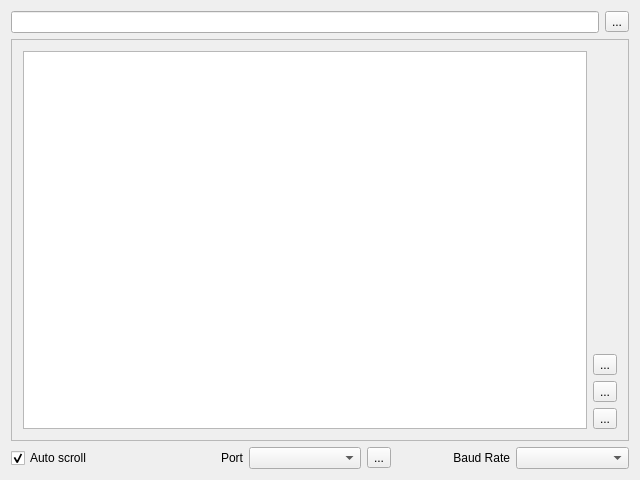
Before: the Qt Designer form src/mainwindow.ui in wio/wserial, drawn with Qt 5.
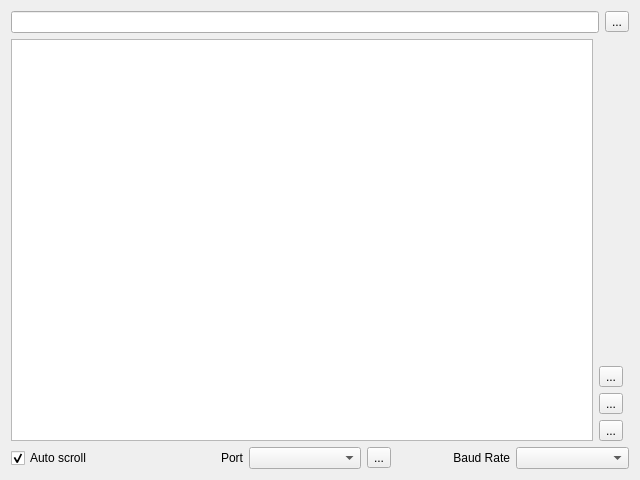
After: the same form once the commit is applied. Icons and pictures are not drawn.

Commit message: Change thread implementation, improve plotter graph fitting

```diff
--- a/src/mainwindow.ui
+++ b/src/mainwindow.ui
@@ -17,7 +17,80 @@
    <layout class="QGridLayout" name="gridLayout_2">
     <item row="1" column="0">
      <layout class="QGridLayout" name="gridLayout">
-      <item row="0" column="0" colspan="5">
+      <item row="1" column="0">
+       <layout class="QHBoxLayout" name="horizontalLayout">
+        <item>
+         <widget class="QPlainTextEdit" name="plainTextEdit">
+          <property name="readOnly">
+           <bool>true</bool>
+          </property>
+         </widget>
+        </item>
+        <item>
+         <layout class="QVBoxLayout" name="verticalLayout">
+          <item>
+           <spacer name="verticalSpacer">
+            <property name="orientation">
+             <enum>Qt::Vertical</enum>
+            </property>
+            <property name="sizeHint" stdset="0">
+             <size>
+              <width>20</width>
+              <height>40</height>
+             </size>
+            </property>
+           </spacer>
+          </item>
+          <item>
+           <widget class="QToolButton" name="plotterButton">
+            <property name="text">
+             <string>...</string>
+            </property>
+            <property name="icon">
+             <iconset theme="applications-graphics">
+              <normaloff>.</normaloff>.</iconset>
+            </property>
+            <property name="checkable">
+             <bool>true</bool>
+            </property>
+           </widget>
+          </item>
+          <item>
+           <widget class="QToolButton" name="clearButton">
+            <property name="toolTip">
+             <string>Clear output</string>
+            </property>
+            <property name="text">
+             <string>...</string>
+            </property>
+            <property name="icon">
+             <iconset theme="edit-clear">
+              <normaloff>.</normaloff>.</iconset>
+            </property>
+           </widget>
+          </item>
+          <item>
+           <widget class="QToolButton" name="monitorButton">
+            <property name="toolTip">
+             <string>Monitor input</string>
+            </property>
+            <property name="text">
+             <string>...</string>
+            </property>
+            <property name="icon">
+             <iconset theme="network-receive">
+              <normaloff>.</normaloff>.</iconset>
+            </property>
+            <property name="checkable">
+             <bool>true</bool>
+            </property>
+           </widget>
+          </item>
+         </layout>
+        </item>
+       </layout>
+      </item>
+      <item row="0" column="0" colspan="2">
        <layout class="QHBoxLayout" name="horizontalLayout_2">
         <item>
          <widget class="QLineEdit" name="lineEdit">
@@ -42,7 +115,7 @@
         </item>
        </layout>
       </item>
-      <item row="3" column="0" colspan="5">
+      <item row="3" column="0" colspan="2">
        <layout class="QHBoxLayout" name="horizontalLayout_4">
         <item>
          <widget class="QCheckBox" name="autoScroll">
@@ -100,94 +173,6 @@
         </item>
        </layout>
       </item>
-      <item row="1" column="0" colspan="5">
-       <widget class="QScrollArea" name="scrollArea">
-        <property name="widgetResizable">
-         <bool>true</bool>
-        </property>
-        <widget class="QWidget" name="scrollAreaWidgetContents">
-         <property name="geometry">
-          <rect>
-           <x>0</x>
-           <y>0</y>
-           <width>614</width>
-           <height>341</height>
-          </rect>
-         </property>
-         <layout class="QHBoxLayout" name="horizontalLayout_5">
-          <item>
-           <widget class="QPlainTextEdit" name="plainTextEdit">
-            <property name="readOnly">
-             <bool>true</bool>
-            </property>
-           </widget>
-          </item>
-          <item>
-           <layout class="QVBoxLayout" name="verticalLayout">
-            <item>
-             <spacer name="verticalSpacer">
-              <property name="orientation">
-               <enum>Qt::Vertical</enum>
-              </property>
-              <property name="sizeHint" stdset="0">
-               <size>
-                <width>20</width>
-                <height>40</height>
-               </size>
-              </property>
-             </spacer>
-            </item>
-            <item>
-             <widget class="QToolButton" name="plotterButton">
-              <property name="text">
-               <string>...</string>
-              </property>
-              <property name="icon">
-               <iconset theme="applications-graphics">
-                <normaloff>.</normaloff>.</iconset>
-              </property>
-              <property name="checkable">
-               <bool>true</bool>
-              </property>
-             </widget>
-            </item>
-            <item>
-             <widget class="QToolButton" name="clearButton">
-              <property name="toolTip">
-               <string>Clear output</string>
-              </property>
-              <property name="text">
-               <string>...</string>
-              </property>
-              <property name="icon">
-               <iconset theme="edit-clear">
-                <normaloff>.</normaloff>.</iconset>
-              </property>
-             </widget>
-            </item>
-            <item>
-             <widget class="QToolButton" name="monitorButton">
-              <property name="toolTip">
-               <string>Monitor input</string>
-              </property>
-              <property name="text">
-               <string>...</string>
-              </property>
-              <property name="icon">
-               <iconset theme="network-receive">
-                <normaloff>.</normaloff>.</iconset>
-              </property>
-              <property name="checkable">
-               <bool>true</bool>
-              </property>
-             </widget>
-            </item>
-           </layout>
-          </item>
-         </layout>
-        </widget>
-       </widget>
-      </item>
      </layout>
     </item>
    </layout>
@@ -198,7 +183,7 @@
      <x>0</x>
      <y>0</y>
      <width>640</width>
-     <height>31</height>
+     <height>21</height>
     </rect>
    </property>
   </widget>
```
The commit also changes 12 other files.
